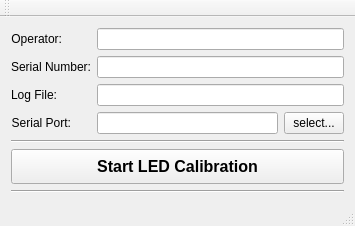
The window that mainwindow.ui (jamesgpeterson/LED_cal) describes before a commit, drawn with Qt 5.
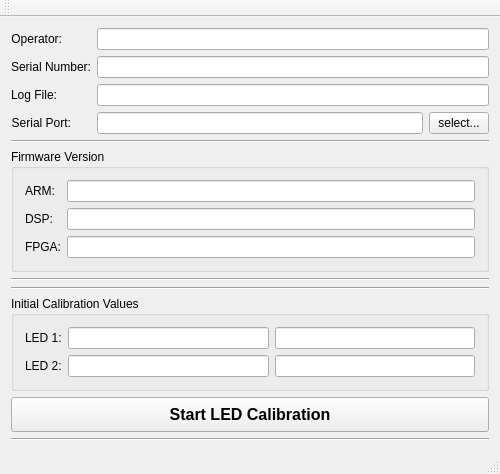
The same window after the commit.

Diff of the .ui file:
```diff
--- a/mainwindow.ui
+++ b/mainwindow.ui
@@ -6,8 +6,8 @@
    <rect>
     <x>0</x>
     <y>0</y>
-    <width>355</width>
-    <height>223</height>
+    <width>500</width>
+    <height>459</height>
    </rect>
   </property>
   <property name="windowTitle">
@@ -100,6 +100,132 @@
       </item>
      </layout>
     </item>
+    <item>
+     <widget class="Line" name="line_1">
+      <property name="orientation">
+       <enum>Qt::Horizontal</enum>
+      </property>
+     </widget>
+    </item>
+    <item>
+     <widget class="QGroupBox" name="groupBox">
+      <property name="title">
+       <string>Firmware Version</string>
+      </property>
+      <layout class="QFormLayout" name="formLayout_2">
+       <item row="0" column="0">
+        <widget class="QLabel" name="label_ver_ARM">
+         <property name="text">
+          <string>ARM:</string>
+         </property>
+        </widget>
+       </item>
+       <item row="0" column="1">
+        <widget class="QLineEdit" name="lineEdit_ver_ARM">
+         <property name="readOnly">
+          <bool>true</bool>
+         </property>
+        </widget>
+       </item>
+       <item row="1" column="0">
+        <widget class="QLabel" name="label_ver_DSP">
+         <property name="text">
+          <string>DSP:</string>
+         </property>
+        </widget>
+       </item>
+       <item row="1" column="1">
+        <widget class="QLineEdit" name="lineEdit_ver_DSP">
+         <property name="readOnly">
+          <bool>true</bool>
+         </property>
+        </widget>
+       </item>
+       <item row="2" column="0">
+        <widget class="QLabel" name="label_ver_FPGA">
+         <property name="text">
+          <string>FPGA:</string>
+         </property>
+        </widget>
+       </item>
+       <item row="2" column="1">
+        <widget class="QLineEdit" name="lineEdit_ver_FPGA">
+         <property name="readOnly">
+          <bool>true</bool>
+         </property>
+        </widget>
+       </item>
+      </layout>
+      <zorder>lineEdit_ver_DSP</zorder>
+      <zorder>label_ver_ARM</zorder>
+      <zorder>lineEdit_ver_ARM</zorder>
+      <zorder>lineEdit_ver_FPGA</zorder>
+      <zorder>label_ver_FPGA</zorder>
+      <zorder>lineEdit_ver_ARM</zorder>
+      <zorder>lineEdit_ver_DSP</zorder>
+      <zorder>lineEdit_ver_FPGA</zorder>
+      <zorder>label_ver_ARM</zorder>
+      <zorder>label_ver_FPGA</zorder>
+      <zorder>label_ver_DSP</zorder>
+     </widget>
+    </item>
+    <item>
+     <widget class="Line" name="line_2">
+      <property name="orientation">
+       <enum>Qt::Horizontal</enum>
+      </property>
+     </widget>
+    </item>
+    <item>
+     <widget class="Line" name="line_3">
+      <property name="orientation">
+       <enum>Qt::Horizontal</enum>
+      </property>
+     </widget>
+    </item>
+    <item>
+     <widget class="QGroupBox" name="groupBox_2">
+      <property name="title">
+       <string>Initial Calibration Values</string>
+      </property>
+      <layout class="QFormLayout" name="formLayout_3">
+       <item row="0" column="0">
+        <widget class="QLabel" name="label">
+         <property name="text">
+          <string>LED 1:</string>
+         </property>
+        </widget>
+       </item>
+       <item row="0" column="1">
+        <layout class="QHBoxLayout" name="horizontalLayout_3">
+         <item>
+          <widget class="QLineEdit" name="lineEdit_LED1_low"/>
+         </item>
+         <item>
+          <widget class="QLineEdit" name="lineEdit_LED1_high"/>
+         </item>
+        </layout>
+       </item>
+       <item row="1" column="0">
+        <widget class="QLabel" name="label_2">
+         <property name="text">
+          <string>LED 2:</string>
+         </property>
+        </widget>
+       </item>
+       <item row="1" column="1">
+        <layout class="QHBoxLayout" name="horizontalLayout_4">
+         <item>
+          <widget class="QLineEdit" name="lineEdit_LED2_low"/>
+         </item>
+         <item>
+          <widget class="QLineEdit" name="lineEdit_LED2_high"/>
+         </item>
+        </layout>
+       </item>
+      </layout>
+     </widget>
+    </item>
     <item>
      <spacer name="verticalSpacer">
       <property name="orientation">
@@ -108,18 +234,11 @@
       <property name="sizeHint" stdset="0">
        <size>
         <width>20</width>
-        <height>40</height>
+        <height>0</height>
        </size>
       </property>
      </spacer>
     </item>
-    <item>
-     <widget class="Line" name="line">
-      <property name="orientation">
-       <enum>Qt::Horizontal</enum>
-      </property>
-     </widget>
-    </item>
     <item>
      <widget class="QPushButton" name="pushButton">
       <property name="sizePolicy">
@@ -147,7 +266,7 @@
      </widget>
     </item>
     <item>
-     <widget class="Line" name="line_2">
+     <widget class="Line" name="line_4">
       <property name="orientation">
        <enum>Qt::Horizontal</enum>
       </property>
@@ -160,7 +279,7 @@
     <rect>
      <x>0</x>
      <y>0</y>
-     <width>355</width>
+     <width>500</width>
      <height>21</height>
     </rect>
    </property>
```
